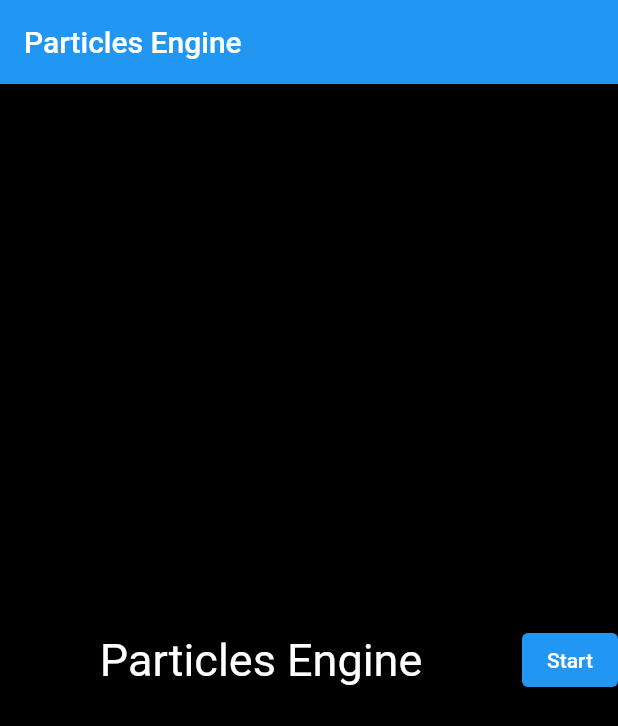
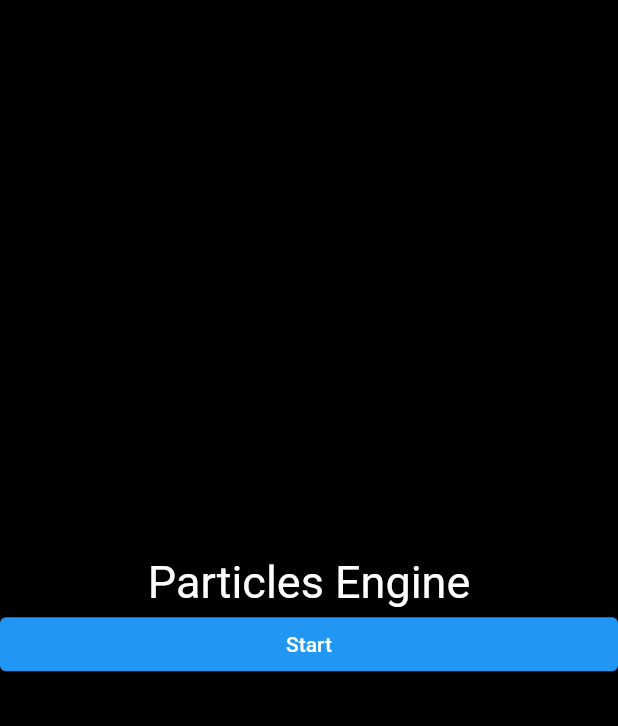
Before and after one commit to Azuras03/ParticlesEngine_Flutter, a Flutter app: the screen it shows after launch, on a phone screen of 412 x 824 dp. Shown: the top 726 px of the screen. Run offline on Flutter 3.47's test engine with Material 2 defaults, Android fonts, the light colour scheme and no system bars; our stand-ins replace audioplayers, flutter_animate, vibration.

Commit message:
Ajout d'animations sur l'écran d'accueil (package flutter_animate) et cleanup de cette page

```diff
--- a/lib/vue/home.dart
+++ b/lib/vue/home.dart
@@ -1,5 +1,6 @@
 import 'package:flutter/material.dart';
 import 'package:particlesengine/vue/particle_engine.dart';
+import 'package:flutter_animate/flutter_animate.dart';
 
 class Home extends StatefulWidget {
   const Home({Key? key}) : super(key: key);
@@ -14,17 +15,15 @@ class _HomeState extends State<Home> {
   @override
   Widget build(BuildContext context) {
     return Scaffold(
-      appBar: AppBar(
-        title: const Text("Particles Engine"),
-      ),
       body: Container(
         decoration: const BoxDecoration(
           color: Color(0xFF000000),
         ),
-        child: Row(
+        child: Column(
+          mainAxisAlignment: MainAxisAlignment.center,
+          crossAxisAlignment: CrossAxisAlignment.stretch,
           children: [
-            Expanded(
-              child: Container(
+            Container(
               decoration: const BoxDecoration(
                 color: Color(0xFF000000),
               ),
@@ -38,13 +37,14 @@ class _HomeState extends State<Home> {
                 ),
               ),
             ),
-            ),
             ElevatedButton(
                 onPressed: () {
                   Navigator.of(context).push(_createRoute(ParticleEngine()));
                 },
                 child: const Text('Start'))
-          ],
+          ].animate(interval: const Duration(milliseconds: 300))
+              .scale(curve: Curves.easeOutQuart, duration: const Duration(milliseconds: 1000))
+            .slideY(begin: 100, end: 0, curve: Curves.easeOutQuart, duration: const Duration(milliseconds: 1000)),
         ),
       ),
     );
@@ -59,7 +59,8 @@ Route _createRoute(page) {
       const end = Offset.zero;
       const curve = Curves.easeOutCubic;
 
-      final tween = Tween(begin: begin, end: end).chain(CurveTween(curve: curve));
+      final tween =
+          Tween(begin: begin, end: end).chain(CurveTween(curve: curve));
 
       return SlideTransition(
         position: animation.drive(tween),
--- a/pubspec.yaml
+++ b/pubspec.yaml
@@ -34,6 +34,7 @@ dependencies:
   shared_preferences: ^2.0.13
   faker: ^2.0.0
   vibration: ^1.8.1
+  flutter_animate: ^4.2.0
 
   # The following adds the Cupertino Icons font to your application.
   # Use with the CupertinoIcons class for iOS style icons.
```
Also changed, not shown: pubspec.lock. Lines whose indentation alone changed are shown as unchanged.
